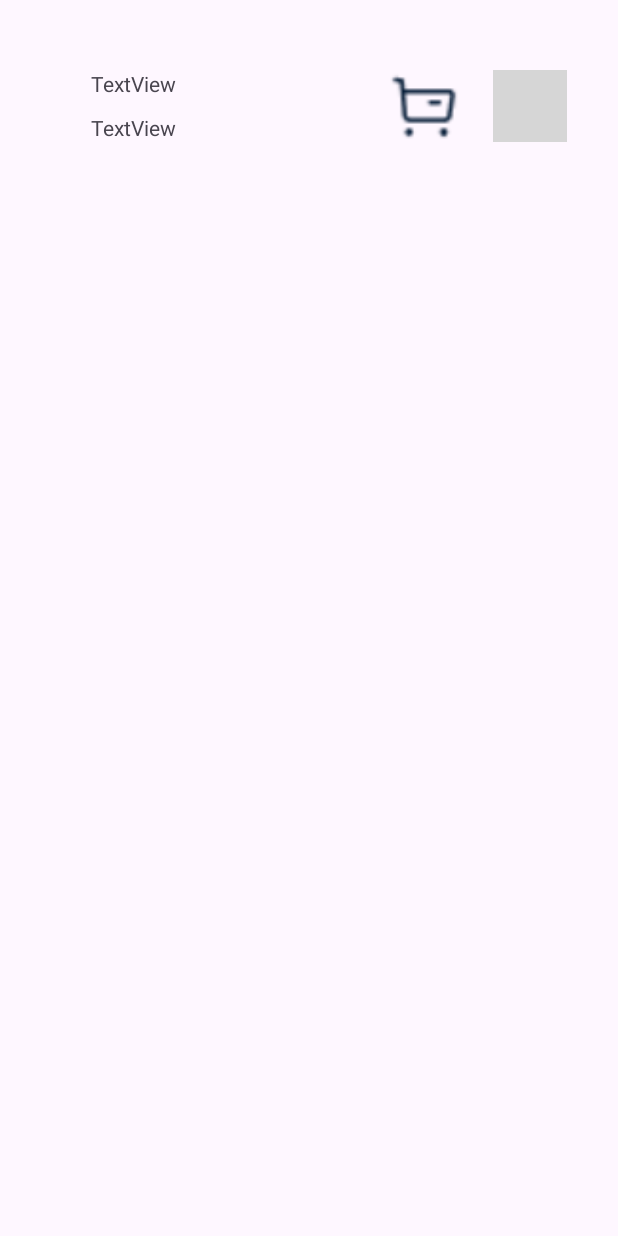
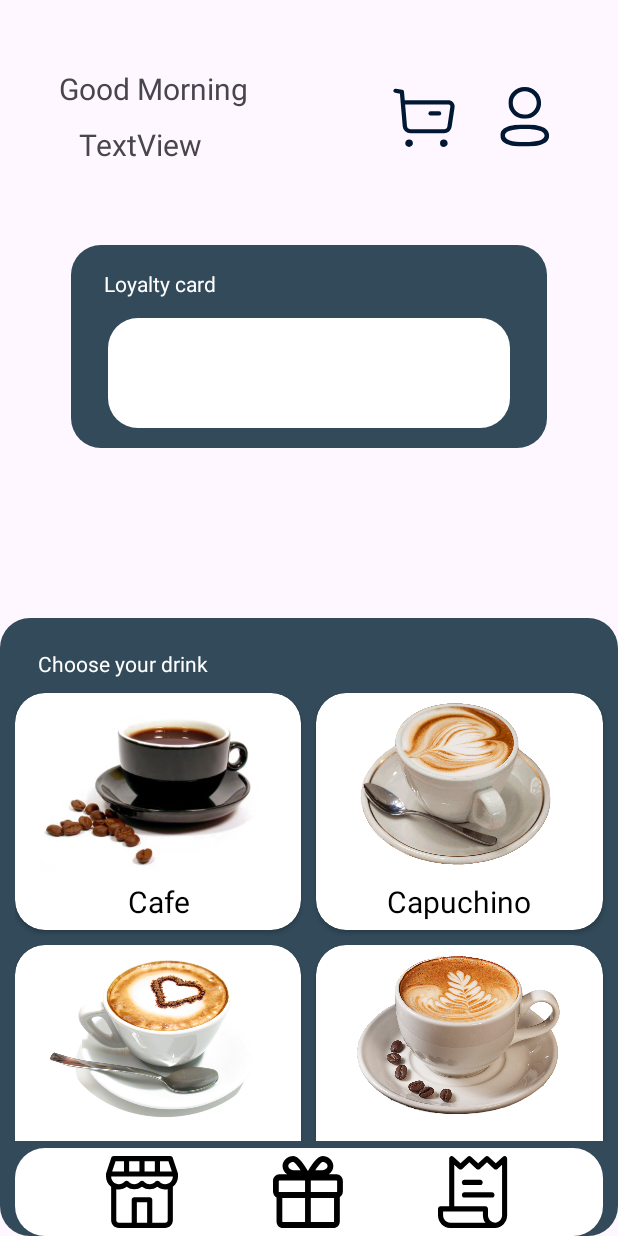
Before and after one commit to tringuyen2711/Shopcafe_mobile, an Android app: the screen it shows after launch (page2), on a phone screen of 412 x 824 dp. Run offline under Robolectric (Android 15) with nearby library versions, the phone set to English and light mode, and no system bars; grey boxes are pictures that could not be loaded.

Commit message:
page2 (lack loyalty card)

```diff
--- a/ShopCafe/app/build.gradle
+++ b/ShopCafe/app/build.gradle
@@ -37,5 +37,5 @@ dependencies {
     androidTestImplementation 'androidx.test.ext:junit:1.1.5'
     androidTestImplementation 'androidx.test.espresso:espresso-core:3.5.1'
     implementation 'androidx.recyclerview:recyclerview:1.1.0'
-
+    implementation "androidx.cardview:cardview:1.0.0"
 }
--- /dev/null
+++ b/ShopCafe/app/src/main/java/com/example/shopcafe/Drink.java
@@ -0,0 +1,41 @@
+package com.example.shopcafe;
+
+
+public class Drink {
+
+    public static final int TYPE_DRINK = 1;
+    public static final int TYPE_CAKE= 2;
+    private int image;
+    private String name;
+    private int type;
+
+    public Drink(int image, String name, int type) {
+        this.image = image;
+        this.name = name;
+        this.type = type;
+    }
+
+    public int getImage() {
+        return image;
+    }
+
+    public void setImage(int image) {
+        this.image = image;
+    }
+
+    public String getName() {
+        return name;
+    }
+
+    public void setName(String name) {
+        this.name = name;
+    }
+
+    public int getType() {
+        return type;
+    }
+
+    public void setType(int type) {
+        this.type = type;
+    }
+}
--- /dev/null
+++ b/ShopCafe/app/src/main/java/com/example/shopcafe/DrinkApdapter.java
@@ -0,0 +1,61 @@
+package com.example.shopcafe;
+
+import android.view.LayoutInflater;
+import android.view.View;
+import android.view.ViewGroup;
+import android.widget.ImageView;
+import android.widget.TextView;
+
+import androidx.annotation.NonNull;
+import androidx.recyclerview.widget.RecyclerView;
+
+import java.util.List;
+
+public class DrinkApdapter extends RecyclerView.Adapter<DrinkApdapter.DrinkViewHolder> {
+    private List<Drink> liDrink;
+
+    public DrinkApdapter(List<Drink> liDrink) {
+        this.liDrink = liDrink;
+    }
+
+    @NonNull
+    @Override
+    public DrinkViewHolder onCreateViewHolder(@NonNull ViewGroup parent, int viewType) {
+       View view= LayoutInflater.from(parent.getContext()).inflate(R.layout.item_drink,parent,false);
+        return new DrinkViewHolder(view);
+    }
+
+    @Override
+    public void onBindViewHolder(@NonNull DrinkViewHolder holder, int position) {
+        Drink drink = liDrink.get(position);
+        if(drink ==null)
+        {
+            return;
+        }
+
+        holder.imDrink.setImageResource(drink.getImage());
+        holder.tvNameDrink.setText(drink.getName());
+    }
+
+    @Override
+    public int getItemCount() {
+        if(liDrink != null)
+        {
+            return liDrink.size();
+        }
+        return 0;
+    }
+
+    public class DrinkViewHolder extends RecyclerView.ViewHolder {
+
+        private ImageView imDrink;
+        private TextView tvNameDrink;
+
+        public DrinkViewHolder(@NonNull View itemView) {
+            super(itemView);
+
+            imDrink = itemView.findViewById(R.id.drink);
+            tvNameDrink = itemView.findViewById(R.id.Text_drink);
+        }
+    }
+}
--- a/ShopCafe/app/src/main/java/com/example/shopcafe/page2.java
+++ b/ShopCafe/app/src/main/java/com/example/shopcafe/page2.java
@@ -1,14 +1,61 @@
 package com.example.shopcafe;
 
 import androidx.appcompat.app.AppCompatActivity;
+import androidx.recyclerview.widget.GridLayoutManager;
+import androidx.recyclerview.widget.RecyclerView;
 
+import android.annotation.SuppressLint;
 import android.os.Bundle;
+import android.widget.TextView;
+
+import org.w3c.dom.Text;
+
+import java.util.ArrayList;
+import java.util.Calendar;
+import java.util.List;
 
 public class page2 extends AppCompatActivity {
 
+    TextView greeting_text;
+    private RecyclerView revDrink;
+    @SuppressLint("SetTextI18n")
     @Override
     protected void onCreate(Bundle savedInstanceState) {
         super.onCreate(savedInstanceState);
         setContentView(R.layout.page2);
+
+        // set greeting based on current time
+        greeting_text = (TextView)findViewById(R.id.greeting);
+        Calendar Kalendar = Calendar.getInstance();
+        int hours_divide = Kalendar.get(Calendar.HOUR_OF_DAY);
+        if(hours_divide >= 6 && hours_divide <12 )
+        {
+            greeting_text.setText("Good Morning");
+        } else if (hours_divide >=12 && hours_divide <18) {
+            greeting_text.setText("Good Afternoon");
+        }else if (hours_divide >=18 && hours_divide <22) {
+            greeting_text.setText("Good Evening");
+        }else {
+            greeting_text.setText("Good Night");
+        }
+
+        revDrink = findViewById(R.id.recyclerDrink);
+        GridLayoutManager gridLayoutManager = new GridLayoutManager(this,2);
+        revDrink.setLayoutManager(gridLayoutManager);
+
+        DrinkApdapter adapter = new DrinkApdapter(getlistdrink());
+        revDrink.setAdapter(adapter);
     }
+
+    private List<Drink> getlistdrink() {
+        List<Drink> list = new ArrayList<>();
+        list.add(new Drink(R.drawable.cafe,"Cafe",Drink.TYPE_DRINK));
+        list.add(new Drink(R.drawable.capuchino,"Capuchino",Drink.TYPE_DRINK));
+        list.add(new Drink(R.drawable.mocha,"Mocha",Drink.TYPE_DRINK));
+        list.add(new Drink(R.drawable.flatwhite,"Flat White",Drink.TYPE_DRINK));
+        list.add(new Drink(R.drawable.flatwhite,"Flat White",Drink.TYPE_DRINK));
+        list.add(new Drink(R.drawable.flatwhite,"Flat White",Drink.TYPE_DRINK));
+        return list;
+    }
+
 }
--- /dev/null
+++ b/ShopCafe/app/src/main/res/drawable/buy.xml
@@ -0,0 +1,36 @@
+<vector xmlns:android="http://schemas.android.com/apk/res/android"
+    android:width="26dp"
+    android:height="26dp"
+    android:viewportWidth="26"
+    android:viewportHeight="26">
+  <path
+      android:pathData="M2.979,3.521L5.233,3.911L6.276,16.34C6.359,17.355 7.208,18.134 8.226,18.131H20.044C21.016,18.133 21.84,17.418 21.978,16.456L23.006,9.351C23.121,8.557 22.569,7.82 21.776,7.706C21.707,7.696 5.594,7.69 5.594,7.69"
+      android:strokeLineJoin="round"
+      android:strokeWidth="1.5"
+      android:fillColor="#00000000"
+      android:strokeColor="#001833"
+      android:strokeLineCap="round"/>
+  <path
+      android:pathData="M15.302,11.694H18.306"
+      android:strokeLineJoin="round"
+      android:strokeWidth="1.5"
+      android:fillColor="#00000000"
+      android:strokeColor="#001833"
+      android:strokeLineCap="round"/>
+  <path
+      android:pathData="M7.751,21.886C8.077,21.886 8.34,22.15 8.34,22.475C8.34,22.802 8.077,23.066 7.751,23.066C7.425,23.066 7.161,22.802 7.161,22.475C7.161,22.15 7.425,21.886 7.751,21.886Z"
+      android:strokeLineJoin="round"
+      android:strokeWidth="1.5"
+      android:fillColor="#001833"
+      android:fillType="evenOdd"
+      android:strokeColor="#001833"
+      android:strokeLineCap="round"/>
+  <path
+      android:pathData="M19.971,21.886C20.297,21.886 20.561,22.15 20.561,22.475C20.561,22.802 20.297,23.066 19.971,23.066C19.645,23.066 19.382,22.802 19.382,22.475C19.382,22.15 19.645,21.886 19.971,21.886Z"
+      android:strokeLineJoin="round"
+      android:strokeWidth="1.5"
+      android:fillColor="#001833"
+      android:fillType="evenOdd"
+      android:strokeColor="#001833"
+      android:strokeLineCap="round"/>
+</vector>
--- /dev/null
+++ b/ShopCafe/app/src/main/res/drawable/gift.xml
@@ -0,0 +1,9 @@
+<vector xmlns:android="http://schemas.android.com/apk/res/android"
+    android:width="23dp"
+    android:height="22dp"
+    android:viewportWidth="23"
+    android:viewportHeight="22">
+  <path
+      android:pathData="M20.301,5.61H19.322H17.799C18.691,5.05 19.276,4.13 19.276,3.089C19.276,1.386 17.714,0 15.795,0C14.166,0 12.238,2.791 11.161,4.595C10.085,2.791 8.155,0 6.527,0C4.608,0 3.046,1.386 3.046,3.089C3.046,4.13 3.631,5.05 4.523,5.61H3.149H2.022C0.907,5.61 0,6.517 0,7.631V10.835C0,11.629 0.461,12.315 1.128,12.645V19.978C1.128,21.093 2.035,22 3.149,22H19.322C20.437,22 21.343,21.093 21.343,19.978V12.564C21.929,12.21 22.322,11.569 22.322,10.836V7.631C22.322,6.517 21.416,5.61 20.301,5.61ZM2.022,11.015C1.922,11.015 1.842,10.934 1.842,10.836V7.631C1.842,7.532 1.922,7.452 2.022,7.452H10.24V11.015L2.022,11.015ZM12.082,7.452H20.301C20.4,7.452 20.481,7.532 20.481,7.631V10.835C20.481,10.934 20.4,11.015 20.301,11.015H12.082V7.452ZM15.794,1.842C16.683,1.842 17.434,2.413 17.434,3.089C17.434,3.765 16.683,4.336 15.794,4.336H13.52C14.451,2.991 15.409,1.921 15.794,1.842ZM6.502,1.84C6.907,1.921 7.869,2.991 8.801,4.337H6.527C5.638,4.337 4.888,3.765 4.888,3.089C4.888,2.414 5.638,1.842 6.502,1.84ZM2.97,19.979V12.857H10.24V20.159H3.149C3.05,20.159 2.97,20.078 2.97,19.979ZM19.322,20.159H12.082V12.857H19.502V19.979C19.502,20.078 19.421,20.159 19.322,20.159Z"
+      android:fillColor="#000000"/>
+</vector>
--- /dev/null
+++ b/ShopCafe/app/src/main/res/drawable/home.xml
@@ -0,0 +1,9 @@
+<vector xmlns:android="http://schemas.android.com/apk/res/android"
+    android:width="21dp"
+    android:height="21dp"
+    android:viewportWidth="21"
+    android:viewportHeight="21">
+  <path
+      android:pathData="M20.962,5.013L19.462,0.513C19.36,0.207 19.073,-0 18.75,0H2.25C1.927,-0 1.64,0.207 1.538,0.513L0.038,5.013C0.015,5.083 0.002,5.156 0,5.23C0,5.237 0,5.242 0,5.25V6C0.003,7.175 0.558,8.28 1.5,8.984C1.5,8.99 1.5,8.994 1.5,9V18.75C1.5,19.993 2.507,21 3.75,21H17.25C18.493,21 19.5,19.993 19.5,18.75V9C19.5,8.994 19.5,8.989 19.5,8.984C20.441,8.28 20.997,7.175 21,6V5.25C21,5.242 21,5.237 21,5.23C20.998,5.156 20.985,5.083 20.962,5.013ZM15.75,1.5H18.209L19.21,4.5H15.75V1.5ZM11.25,1.5H14.25V4.5H11.25V1.5ZM6.75,1.5H9.75V4.5H6.75V1.5ZM2.791,1.5H5.25V4.5H1.79L2.791,1.5ZM12,19.5H9V13.5H12V19.5ZM18,18.75C18,19.164 17.664,19.5 17.25,19.5H13.5V12.75C13.5,12.336 13.164,12 12.75,12H8.25C7.836,12 7.5,12.336 7.5,12.75V19.5H3.75C3.336,19.5 3,19.164 3,18.75V9.675C4.052,9.891 5.147,9.64 6,8.986C7.339,9.97 9.161,9.97 10.5,8.986C11.839,9.97 13.661,9.97 15,8.986C15.853,9.64 16.948,9.891 18,9.675V18.75ZM17.25,8.25C16.601,8.25 15.986,7.965 15.565,7.471C15.292,7.16 14.818,7.128 14.507,7.4C14.481,7.422 14.457,7.446 14.435,7.471C13.601,8.402 12.171,8.481 11.24,7.647C11.178,7.592 11.12,7.533 11.065,7.471C10.771,7.16 10.28,7.145 9.969,7.438C9.957,7.449 9.946,7.46 9.935,7.471C9.101,8.402 7.671,8.481 6.74,7.647C6.678,7.592 6.62,7.533 6.565,7.471C6.271,7.16 5.78,7.145 5.469,7.438C5.457,7.449 5.446,7.46 5.435,7.471C5.014,7.965 4.399,8.25 3.75,8.25C2.507,8.25 1.5,7.243 1.5,6H19.5C19.5,7.243 18.493,8.25 17.25,8.25Z"
+      android:fillColor="@color/black"/>
+</vector>
--- /dev/null
+++ b/ShopCafe/app/src/main/res/drawable/order.xml
@@ -0,0 +1,18 @@
+<vector xmlns:android="http://schemas.android.com/apk/res/android"
+    android:width="22dp"
+    android:height="21dp"
+    android:viewportWidth="22"
+    android:viewportHeight="21">
+  <path
+      android:pathData="M17.245,19.446H3.573V21H17.245V19.446Z"
+      android:fillColor="#000000"/>
+  <path
+      android:pathData="M12.869,6.94H8.079C7.65,6.94 7.302,7.287 7.302,7.716C7.302,8.146 7.65,8.493 8.079,8.493H12.869C13.298,8.493 13.646,8.146 13.646,7.716C13.646,7.287 13.298,6.94 12.869,6.94Z"
+      android:fillColor="#000000"/>
+  <path
+      android:pathData="M16.494,10.565H8.079C7.65,10.565 7.302,10.913 7.302,11.342C7.302,11.771 7.65,12.118 8.079,12.118H16.494C16.924,12.118 17.271,11.771 17.271,11.342C17.271,10.913 16.923,10.565 16.494,10.565Z"
+      android:fillColor="#000000"/>
+  <path
+      android:pathData="M20.672,0.095C20.393,-0.031 20.067,0.019 19.838,0.221L17.662,2.145L15.484,0.198C15.19,-0.066 14.744,-0.066 14.449,0.198L12.274,2.143L10.098,0.198C9.803,-0.066 9.358,-0.066 9.063,0.198L6.885,2.145L4.71,0.221C4.481,0.019 4.155,-0.03 3.876,0.095C3.597,0.22 3.418,0.497 3.418,0.803V14.63H0.777C0.348,14.63 0,14.978 0,15.407V17.297C0,19.339 1.661,21 3.703,21V19.446C2.518,19.446 1.554,18.482 1.554,17.297V16.184H13.724V17.297C13.724,19.339 15.385,21 17.427,21C19.468,21 21.129,19.339 21.129,17.297V0.803C21.129,0.497 20.95,0.22 20.672,0.095ZM19.576,17.297C19.576,18.482 18.611,19.446 17.427,19.446C16.242,19.446 15.277,18.482 15.277,17.297V15.407C15.277,14.978 14.93,14.63 14.501,14.63H4.972V2.527L6.373,3.767C6.668,4.028 7.112,4.027 7.406,3.764L9.581,1.819L11.756,3.764C12.051,4.028 12.497,4.028 12.792,3.764L14.967,1.819L17.142,3.764C17.436,4.027 17.879,4.028 18.174,3.767L19.576,2.527V17.297Z"
+      android:fillColor="#000000"/>
+</vector>
--- /dev/null
+++ b/ShopCafe/app/src/main/res/drawable/profile.xml
@@ -0,0 +1,24 @@
+<vector xmlns:android="http://schemas.android.com/apk/res/android"
+    android:width="26dp"
+    android:height="26dp"
+    android:viewportWidth="26"
+    android:viewportHeight="26">
+  <group>
+    <clip-path
+        android:pathData="M4.333,15.704H21.493V23.693H4.333V15.704Z"
+        android:fillType="evenOdd"/>
+    <path
+        android:pathData="M12.914,17.329C8.298,17.329 5.958,18.122 5.958,19.688C5.958,21.267 8.298,22.068 12.914,22.068C17.529,22.068 19.868,21.275 19.868,19.709C19.868,18.13 17.529,17.329 12.914,17.329ZM12.914,23.693C10.792,23.693 4.333,23.693 4.333,19.688C4.333,16.117 9.231,15.704 12.914,15.704C15.036,15.704 21.493,15.704 21.493,19.709C21.493,23.28 16.597,23.693 12.914,23.693Z"
+        android:fillColor="#001833"
+        android:fillType="evenOdd"/>
+  </group>
+  <group>
+    <clip-path
+        android:pathData="M7.161,2.167H18.666V13.67H7.161V2.167Z"
+        android:fillType="evenOdd"/>
+    <path
+        android:pathData="M12.914,3.713C10.595,3.713 8.708,5.599 8.708,7.919C8.7,10.231 10.573,12.116 12.883,12.124L12.914,12.898V12.124C15.233,12.124 17.119,10.237 17.119,7.919C17.119,5.599 15.233,3.713 12.914,3.713ZM12.914,13.67H12.88C9.714,13.66 7.15,11.079 7.161,7.916C7.161,4.747 9.741,2.166 12.914,2.166C16.086,2.166 18.666,4.747 18.666,7.919C18.666,11.091 16.086,13.67 12.914,13.67Z"
+        android:fillColor="#001833"
+        android:fillType="evenOdd"/>
+  </group>
+</vector>
--- /dev/null
+++ b/ShopCafe/app/src/main/res/drawable/shape_gradient.xml
@@ -0,0 +1,4 @@
+<?xml version="1.0" encoding="utf-8"?>
+<shape xmlns:android="http://schemas.android.com/apk/res/android">
+    <corners android:radius="20dp"></corners>
+</shape>
--- /dev/null
+++ b/ShopCafe/app/src/main/res/layout/item_drink.xml
@@ -0,0 +1,35 @@
+<?xml version="1.0" encoding="utf-8"?>
+<androidx.cardview.widget.CardView xmlns:android="http://schemas.android.com/apk/res/android"
+    xmlns:tools="http://schemas.android.com/tools"
+    android:layout_width="match_parent"
+    android:layout_height="wrap_content"
+    xmlns:app="http://schemas.android.com/apk/res-auto"
+    app:cardCornerRadius="20dp"
+    android:layout_marginTop="10dp"
+    android:layout_marginEnd="10dp">
+
+    <LinearLayout
+        android:layout_width="match_parent"
+        android:layout_height="wrap_content"
+        android:orientation="vertical">
+        <ImageView
+            android:id="@+id/drink"
+            android:layout_width="match_parent"
+            android:layout_height="120dp"
+            android:src="@drawable/cafe"
+            android:padding="1dp"
+            android:scaleType="centerInside"/>
+
+        <TextView
+            android:id="@+id/Text_drink"
+            android:layout_width="match_parent"
+            android:layout_height="wrap_content"
+            android:text="@string/Cafe"
+            android:textSize="20dp"
+            android:padding="5dp"
+            android:gravity="center"
+            android:textColor="@color/black"
+            />
+    </LinearLayout>
+
+</androidx.cardview.widget.CardView>
--- a/ShopCafe/app/src/main/res/layout/page2.xml
+++ b/ShopCafe/app/src/main/res/layout/page2.xml
@@ -1,4 +1,5 @@
 <?xml version="1.0" encoding="utf-8"?>
+
 <androidx.constraintlayout.widget.ConstraintLayout xmlns:android="http://schemas.android.com/apk/res/android"
     xmlns:app="http://schemas.android.com/apk/res-auto"
     xmlns:tools="http://schemas.android.com/tools"
@@ -18,9 +19,9 @@
         app:layout_constraintHorizontal_bias="0.712"
         app:layout_constraintStart_toStartOf="parent"
         app:layout_constraintTop_toTopOf="parent"
-        app:layout_constraintVertical_bias="0.06" />
+        app:layout_constraintVertical_bias="0.06999999" />
 
-    <Button
+    <ImageButton
         android:id="@+id/profile"
         android:layout_width="49dp"
         android:layout_height="48dp"
@@ -28,22 +29,24 @@
         android:contentDescription="@string/Profile_icon"
         app:layout_constraintBottom_toBottomOf="parent"
         app:layout_constraintEnd_toEndOf="parent"
-        app:layout_constraintHorizontal_bias="0.381"
+        app:layout_constraintHorizontal_bias="0.327"
         app:layout_constraintStart_toEndOf="@+id/buy"
         app:layout_constraintTop_toTopOf="parent"
-        app:layout_constraintVertical_bias="0.06" />
+        app:layout_constraintVertical_bias="0.07" />
 
     <TextView
-        android:id="@+id/textView"
+        android:id="@+id/greeting"
         android:layout_width="wrap_content"
         android:layout_height="wrap_content"
-        android:text="TextView"
+        android:text="@string/Greeting_moring"
+        android:textSize="20dp"
         app:layout_constraintBottom_toBottomOf="parent"
         app:layout_constraintEnd_toStartOf="@+id/buy"
         app:layout_constraintHorizontal_bias="0.3"
         app:layout_constraintStart_toStartOf="parent"
         app:layout_constraintTop_toTopOf="parent"
-        app:layout_constraintVertical_bias="0.057" />
+        app:layout_constraintVertical_bias="0.057"
+        />
 
     <TextView
         android:id="@+id/name_user"
@@ -51,46 +54,151 @@
         android:layout_height="wrap_content"
         android:layout_marginTop="10dp"
         android:text="TextView"
+        android:textSize="20dp"
         app:layout_constraintBottom_toBottomOf="parent"
         app:layout_constraintEnd_toStartOf="@+id/buy"
         app:layout_constraintHorizontal_bias="0.3"
         app:layout_constraintStart_toStartOf="parent"
-        app:layout_constraintTop_toBottomOf="@+id/textView"
+        app:layout_constraintTop_toBottomOf="@+id/greeting"
         app:layout_constraintVertical_bias="0.0" />
 
     <androidx.constraintlayout.widget.ConstraintLayout
         android:id="@+id/loyalty_card_layout"
         android:layout_width="317dp"
         android:layout_height="135dp"
-        android:layout_marginTop="24dp"
+        android:layout_marginTop="8dp"
+        android:background="@drawable/shape_gradient"
+        android:backgroundTint="@color/shape_gradient"
+        app:layout_constraintBottom_toBottomOf="parent"
         app:layout_constraintEnd_toEndOf="parent"
         app:layout_constraintStart_toStartOf="parent"
         app:layout_constraintTop_toBottomOf="@+id/name_user"
+        app:layout_constraintVertical_bias="0.07999998">
 
-    />
+        <androidx.recyclerview.widget.RecyclerView
+            android:id="@+id/recyclerView"
+            android:layout_width="268dp"
+            android:layout_height="73dp"
+            android:background="@drawable/shape_gradient"
+            android:backgroundTint="@color/white"
+            app:layout_constraintBottom_toBottomOf="parent"
+            app:layout_constraintEnd_toEndOf="parent"
+            app:layout_constraintStart_toStartOf="parent"
+            app:layout_constraintTop_toBottomOf="@+id/Loyaltycard" />
+
+        <TextView
+            android:id="@+id/Loyaltycard"
+            android:layout_width="wrap_content"
+            android:layout_height="wrap_content"
+            android:text="@string/loyaltycard"
+            android:textColor="@color/white"
+            app:layout_constraintBottom_toBottomOf="parent"
+            app:layout_constraintEnd_toEndOf="parent"
+            app:layout_constraintHorizontal_bias="0.092"
+            app:layout_constraintStart_toStartOf="parent"
+            app:layout_constraintTop_toTopOf="parent"
+            app:layout_constraintVertical_bias="0.137" />
+    </androidx.constraintlayout.widget.ConstraintLayout>
 
     <androidx.constraintlayout.widget.ConstraintLayout
         android:id="@+id/listitem"
-        android:layout_width="365dp"
-        android:layout_height="325dp"
-        android:layout_marginTop="32dp"
+        android:layout_width="match_parent"
+        android:layout_height="0dp"
+        android:background="@drawable/shape_gradient"
+        android:backgroundTint="@color/shape_gradient"
+        app:layout_constraintBottom_toBottomOf="parent"
+        app:layout_constraintDimensionRatio="1:1"
         app:layout_constraintEnd_toEndOf="parent"
-        app:layout_constraintHorizontal_bias="0.521"
+        app:layout_constraintHorizontal_bias="0.0"
         app:layout_constraintStart_toStartOf="parent"
-        app:layout_constraintTop_toBottomOf="@+id/loyalty_card_layout">
+        app:layout_constraintTop_toBottomOf="@+id/loyalty_card_layout"
+        app:layout_constraintVertical_bias="1.0">
+
+        <androidx.recyclerview.widget.RecyclerView
+            android:id="@+id/recyclerDrink"
+            android:layout_width="match_parent"
+            android:layout_height="0dp"
+            android:layout_marginStart="10dp"
+            android:layout_marginBottom="63dp"
+            android:background="@drawable/shape_gradient"
+            android:backgroundTint="@color/shape_gradient"
+            app:layout_constraintBottom_toBottomOf="parent"
+            app:layout_constraintEnd_toEndOf="parent"
+            app:layout_constraintHorizontal_bias="0.133"
+            app:layout_constraintStart_toStartOf="parent"
+            app:layout_constraintTop_toBottomOf="@+id/textView2"
+            app:layout_constraintVertical_bias="0.158" />
+
+        <TextView
+            android:id="@+id/textView2"
+            android:layout_width="wrap_content"
+            android:layout_height="wrap_content"
+            android:text="@string/Choosedrink"
+            android:textColor="@color/white"
+            app:layout_constraintBottom_toBottomOf="parent"
+            app:layout_constraintEnd_toEndOf="parent"
+            app:layout_constraintHorizontal_bias="0.084"
+            app:layout_constraintStart_toStartOf="parent"
+            app:layout_constraintTop_toTopOf="parent"
+            app:layout_constraintVertical_bias="0.052" />
+
 
     </androidx.constraintlayout.widget.ConstraintLayout>
 
     <androidx.constraintlayout.widget.ConstraintLayout
-        android:layout_width="352dp"
-        android:layout_height="72dp"
-        android:layout_marginTop="4dp"
+        android:id="@+id/Navi_Constraint"
+        android:layout_width="match_parent"
+        android:layout_height="wrap_content"
+        android:background="@drawable/shape_gradient"
+        android:backgroundTint="@color/white"
         app:layout_constraintBottom_toBottomOf="parent"
         app:layout_constraintEnd_toEndOf="parent"
-        app:layout_constraintHorizontal_bias="0.508"
+        app:layout_constraintHorizontal_bias="0.491"
         app:layout_constraintStart_toStartOf="parent"
-        app:layout_constraintTop_toBottomOf="@+id/listitem"
-        app:layout_constraintVertical_bias="0.44">
+        app:layout_constraintTop_toTopOf="parent"
+        app:layout_constraintVertical_bias="1.0"
+        android:layout_marginLeft="10dp"
+        android:layout_marginRight="10dp">
+
+        <ImageButton
+            android:id="@+id/home"
+            android:layout_width="48dp"
+            android:layout_height="48dp"
+            android:layout_margin="5dp"
+            android:background="@drawable/home"
+            android:contentDescription="@string/Home"
+            app:layout_constraintBottom_toBottomOf="parent"
+            app:layout_constraintEnd_toStartOf="@+id/gift"
+            app:layout_constraintHorizontal_bias="0.49"
+            app:layout_constraintHorizontal_weight="1"
+            app:layout_constraintStart_toStartOf="parent"
+            app:layout_constraintTop_toTopOf="parent" />
+
+        <ImageButton
+            android:id="@+id/gift"
+            android:layout_width="48dp"
+            android:layout_height="48dp"
+            android:layout_margin="5dp"
+            android:background="@drawable/gift"
+            android:contentDescription="@string/Gift"
+            app:layout_constraintBottom_toBottomOf="parent"
+            app:layout_constraintEnd_toEndOf="parent"
+            app:layout_constraintStart_toStartOf="parent"
+            app:layout_constraintTop_toTopOf="parent"
+            app:layout_constraintHorizontal_weight="1"/>
+
+        <ImageButton
+            android:id="@+id/order"
+            android:layout_width="48dp"
+            android:layout_height="48dp"
+            android:layout_margin="5dp"
+            android:background="@drawable/order"
+            android:contentDescription="@string/Order"
+            app:layout_constraintBottom_toBottomOf="parent"
+            app:layout_constraintEnd_toEndOf="parent"
+            app:layout_constraintStart_toEndOf="@+id/gift"
+            app:layout_constraintTop_toTopOf="parent"
+            app:layout_constraintHorizontal_weight="1"/>
 
     </androidx.constraintlayout.widget.ConstraintLayout>
 </androidx.constraintlayout.widget.ConstraintLayout>
--- a/ShopCafe/app/src/main/res/values/colors.xml
+++ b/ShopCafe/app/src/main/res/values/colors.xml
@@ -3,4 +3,5 @@
     <color name="black">#FF000000</color>
     <color name="white">#FFFFFFFF</color>
     <color name="Background_page1">#5E1D2335</color>
+    <color name="shape_gradient">#324A59</color>
 </resources>
--- a/ShopCafe/app/src/main/res/values/strings.xml
+++ b/ShopCafe/app/src/main/res/values/strings.xml
@@ -3,4 +3,12 @@
     <string name="name_brand">Ordinary Coffee House</string>
     <string name="buy_icon">Buy</string>
     <string name="Profile_icon">Profile</string>
+    <string name="Greeting_moring">Good Morning</string>
+    <string name ="loyaltycard">Loyalty card</string>
+    <string name="Choosedrink">Choose your drink</string>
+    <string name ="Home">Home</string>
+    <string name="Gift">Gift</string>
+    <string name="Order">Order</string>
+    <string name="Americano">Americano</string>
+    <string name="Cafe">Cafe</string>
 </resources>
```
Also changed, not shown: ShopCafe/app/src/main/res/drawable/Profile.png (deleted), ShopCafe/app/src/main/res/drawable/buy.png (deleted), ShopCafe/app/src/main/res/drawable/cafe.png (added), ShopCafe/app/src/main/res/drawable/capuchino.png (added), ShopCafe/app/src/main/res/drawable/flatwhite.png (added), ShopCafe/app/src/main/res/drawable/mocha.png (added).
